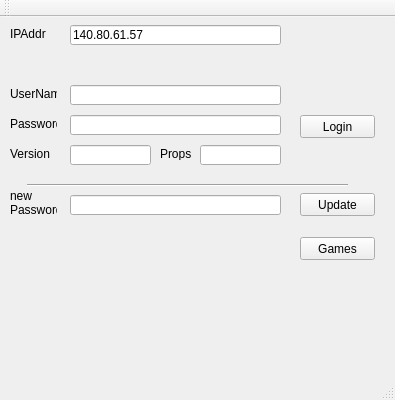
First picture: the form in StamOrga/PC/mainwindow.ui, repository WaterMax83/StamOrga, before the edit.
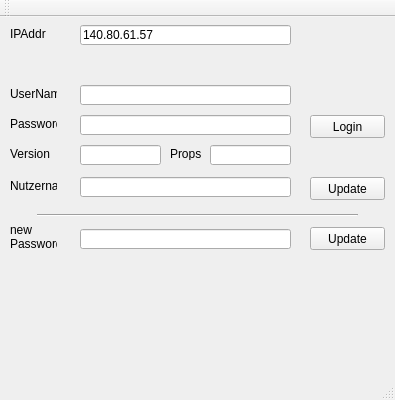
Second picture: the form after the edit.

The edit to the form file:
```diff
--- a/StamOrga/PC/mainwindow.ui
+++ b/StamOrga/PC/mainwindow.ui
@@ -17,7 +17,7 @@
    <widget class="QPushButton" name="btnLogin">
     <property name="geometry">
      <rect>
-      <x>300</x>
+      <x>310</x>
       <y>98</y>
       <width>75</width>
       <height>23</height>
@@ -30,7 +30,7 @@
    <widget class="QLineEdit" name="lEditIpAddr">
     <property name="geometry">
      <rect>
-      <x>70</x>
+      <x>80</x>
       <y>8</y>
       <width>211</width>
       <height>20</height>
@@ -56,7 +56,7 @@
    <widget class="QLineEdit" name="lEditSendUserName">
     <property name="geometry">
      <rect>
-      <x>70</x>
+      <x>80</x>
       <y>68</y>
       <width>211</width>
       <height>20</height>
@@ -82,7 +82,7 @@
    <widget class="QWidget" name="conResult" native="true">
     <property name="geometry">
      <rect>
-      <x>320</x>
+      <x>330</x>
       <y>20</y>
       <width>31</width>
       <height>31</height>
@@ -105,7 +105,7 @@
    <widget class="QLineEdit" name="lEditTextVersion">
     <property name="geometry">
      <rect>
-      <x>70</x>
+      <x>80</x>
       <y>128</y>
       <width>81</width>
       <height>20</height>
@@ -134,7 +134,7 @@
    <widget class="QLineEdit" name="lEditTextPassword">
     <property name="geometry">
      <rect>
-      <x>70</x>
+      <x>80</x>
       <y>98</y>
       <width>211</width>
       <height>20</height>
@@ -150,7 +150,7 @@
    <widget class="QLabel" name="label_6">
     <property name="geometry">
      <rect>
-      <x>160</x>
+      <x>170</x>
       <y>130</y>
       <width>47</width>
       <height>13</height>
@@ -163,7 +163,7 @@
    <widget class="QLineEdit" name="lEditTextProperties">
     <property name="geometry">
      <rect>
-      <x>200</x>
+      <x>210</x>
       <y>128</y>
       <width>81</width>
       <height>20</height>
@@ -179,8 +179,8 @@
    <widget class="Line" name="line">
     <property name="geometry">
      <rect>
-      <x>27</x>
-      <y>160</y>
+      <x>37</x>
+      <y>190</y>
       <width>321</width>
       <height>16</height>
      </rect>
@@ -193,7 +193,7 @@
     <property name="geometry">
      <rect>
       <x>10</x>
-      <y>170</y>
+      <y>204</y>
       <width>47</width>
       <height>31</height>
      </rect>
@@ -208,8 +208,8 @@
    <widget class="QLineEdit" name="lEditTextUpdatePassword">
     <property name="geometry">
      <rect>
-      <x>70</x>
-      <y>178</y>
+      <x>80</x>
+      <y>212</y>
       <width>211</width>
       <height>20</height>
      </rect>
@@ -224,8 +224,8 @@
    <widget class="QPushButton" name="btnUdpatePassword">
     <property name="geometry">
      <rect>
-      <x>300</x>
-      <y>176</y>
+      <x>310</x>
+      <y>210</y>
       <width>75</width>
       <height>23</height>
      </rect>
@@ -240,19 +240,45 @@
    <widget class="QPushButton" name="btnGetGamesList">
     <property name="geometry">
      <rect>
-      <x>300</x>
-      <y>220</y>
+      <x>310</x>
+      <y>160</y>
       <width>75</width>
       <height>23</height>
      </rect>
     </property>
     <property name="text">
-     <string>Games</string>
+     <string>Update</string>
     </property>
     <property name="checkable">
      <bool>false</bool>
     </property>
    </widget>
+   <widget class="QLabel" name="label_8">
+    <property name="geometry">
+     <rect>
+      <x>10</x>
+      <y>162</y>
+      <width>47</width>
+      <height>13</height>
+     </rect>
+    </property>
+    <property name="text">
+     <string>Nutzername</string>
+    </property>
+   </widget>
+   <widget class="QLineEdit" name="lEditReadableName">
+    <property name="geometry">
+     <rect>
+      <x>80</x>
+      <y>160</y>
+      <width>211</width>
+      <height>20</height>
+     </rect>
+    </property>
+    <property name="text">
+     <string/>
+    </property>
+   </widget>
   </widget>
   <widget class="QMenuBar" name="menuBar">
    <property name="geometry">
```
Left out of the diff: 2 changed lines with no effect on the pictures.
